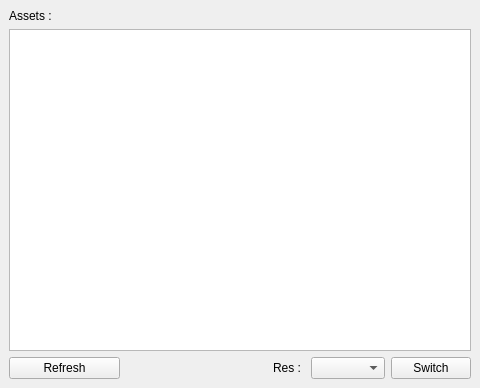
Before: the Qt Designer form asset_switch/ui.ui in ChanonVilaiyuk/rftool, drawn with Qt 5.
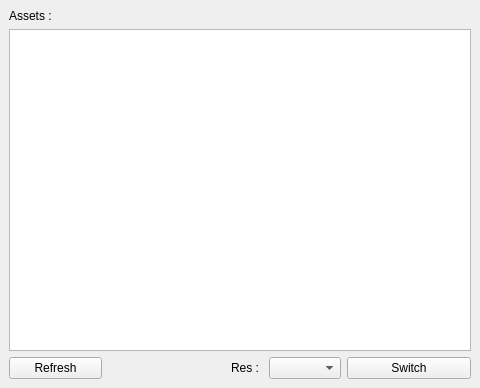
After: the same form once the commit is applied.

Commit message: asset_switch v.0.0.2 minor fix

Diff of the .ui file:
```diff
--- a/asset_switch/ui.ui
+++ b/asset_switch/ui.ui
@@ -34,7 +34,7 @@
      </layout>
     </item>
     <item>
-     <layout class="QHBoxLayout" name="horizontalLayout" stretch="3,4,0,2,2">
+     <layout class="QHBoxLayout" name="horizontalLayout" stretch="3,4,0,2,4">
       <item>
        <widget class="QPushButton" name="refresh_pushButton">
         <property name="text">
```
The commit also changes 1 other file.
